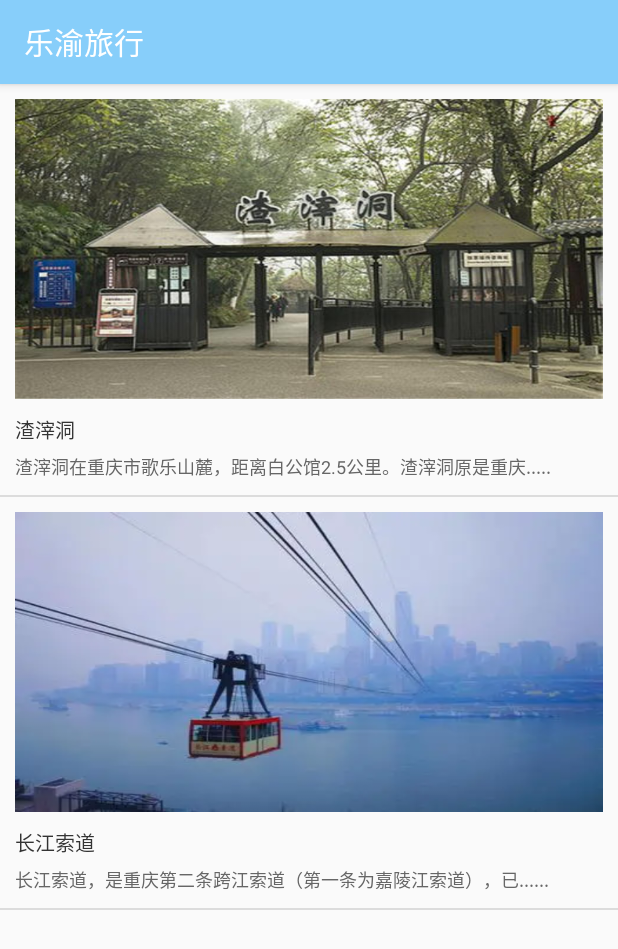
After one commit to watchw/leyulvxing, an Android app: the CollectionActivity screen opened directly, with no data from a screen before it, on a phone screen of 412 x 824 dp. The commit adds this screen. Shown: the top 949 px of the screen. Run offline under Robolectric (Android 15) with nearby library versions, the phone set to English and light mode, and no system bars; our stand-ins replace ButterKnife.

Commit message:
collection

```diff
--- a/app/src/main/AndroidManifest.xml
+++ b/app/src/main/AndroidManifest.xml
@@ -9,6 +9,9 @@
         android:roundIcon="@mipmap/ic_launcher_round"
         android:supportsRtl="true"
         android:theme="@style/AppTheme">
+        <activity
+            android:name=".Collection.CollectionActivity"
+            android:exported="false" />
         <activity
             android:name=".Life.LifeDetailActivity"
             android:exported="false" />
@@ -38,8 +41,8 @@
         </activity>
         <activity android:name=".Life.life_second" />
     </application>
+    <uses-permission android:name="android.permission.CALL_PHONE" />
+
     <uses-permission android:name="android.permission.INTERNET" />
 
-    <uses-permission android:name="android.permission.CALL_PHONE" />
-
 </manifest>
--- /dev/null
+++ b/app/src/main/java/com/example/qimo/Collection/CollectionActivity.java
@@ -0,0 +1,55 @@
+package com.example.qimo.Collection;
+
+import android.content.Context;
+import android.content.Intent;
+import android.os.Bundle;
+import android.view.View;
+import android.widget.AdapterView;
+import android.widget.ListView;
+
+import com.example.qimo.Base.BaseActivity;
+import com.example.qimo.Life.LifeAdapter;
+import com.example.qimo.Life.LifeDetailActivity;
+import com.example.qimo.Model.ScenicSpot;
+import com.example.qimo.Promotion.activity_second;
+import com.example.qimo.R;
+import com.example.qimo.Tools.DataTools;
+
+import java.util.ArrayList;
+
+import butterknife.BindView;
+import butterknife.ButterKnife;
+
+public class CollectionActivity extends BaseActivity {
+
+    @BindView(R.id.list_view)
+    ListView listView;
+
+    private ArrayList<ScenicSpot> list;
+    private CollectionAdapter adapter;
+
+    @Override
+    public int bindContentView() {
+        return R.layout.activity_collection;
+    }
+
+    @Override
+    public void initActivity() {
+        list = DataTools.getCollectionPromotionRecommendation();
+        adapter = new CollectionAdapter(this);
+        adapter.setData(list);
+        listView.setAdapter(adapter);
+
+        Context self = this;
+        listView.setOnItemClickListener(new AdapterView.OnItemClickListener() {
+            @Override
+            public void onItemClick(AdapterView<?> parent, View view, int position, long id) {
+                Intent intent = new Intent();
+                intent.setClass(self, activity_second.class);
+                intent.putExtra("data", list.get(position));
+                startActivity(intent);
+            }
+        });
+    }
+
+}
--- /dev/null
+++ b/app/src/main/java/com/example/qimo/Collection/CollectionAdapter.java
@@ -0,0 +1,68 @@
+package com.example.qimo.Collection;
+
+import android.content.Context;
+import android.view.LayoutInflater;
+import android.view.View;
+import android.view.ViewGroup;
+import android.widget.BaseAdapter;
+
+import com.example.qimo.Model.ScenicSpot;
+
+import java.util.ArrayList;
+
+/**
+ * @ProjectName: qimo
+ * @Package: com.example.qimo.Collection
+ * @ClassName: CollectionAdapter
+ * @Description: java类作用描述
+ * @Author: xiang xia
+ * @CreateDate: 2022/5/7 20:13
+ * @UpdateUser: 更新者
+ * @UpdateDate: 2022/5/7 20:13
+ * @UpdateRemark: 更新说明
+ * @Version: 1.0.0
+ */
+public class CollectionAdapter extends BaseAdapter {
+    private ArrayList<ScenicSpot> list = new ArrayList<>();
+    private Context mContext;
+    private LayoutInflater mInflater;
+
+    public CollectionAdapter(Context context) {
+        this.mContext = context;
+        this.mInflater = LayoutInflater.from(context);
+    }
+
+    public void setData(ArrayList<ScenicSpot> list) {
+        this.list = list;
+        notifyDataSetChanged();
+    }
+
+    @Override
+    public int getCount() {
+        return list.size();
+    }
+
+    @Override
+    public Object getItem(int position) {
+        return list.get(position);
+    }
+
+    @Override
+    public long getItemId(int position) {
+        return position;
+    }
+
+    @Override
+    public View getView(int position, View convertView, ViewGroup parent) {
+        CollectionViewHolder viewHolder;
+        if (convertView == null) {
+            convertView = CollectionViewHolder.defaultView(parent);
+            viewHolder = new CollectionViewHolder(convertView, parent.getContext());
+            convertView.setTag(viewHolder);
+        } else {
+            viewHolder = (CollectionViewHolder) convertView.getTag();
+        }
+        viewHolder.setData(list.get(position));
+        return convertView;
+    }
+}
--- /dev/null
+++ b/app/src/main/java/com/example/qimo/Collection/CollectionViewHolder.java
@@ -0,0 +1,58 @@
+package com.example.qimo.Collection;
+
+import android.content.Context;
+import android.view.View;
+import android.view.ViewGroup;
+import android.widget.ImageView;
+import android.widget.TextView;
+
+import com.example.qimo.Base.BaseViewHolder;
+import com.example.qimo.Model.ScenicSpot;
+import com.example.qimo.R;
+import com.example.qimo.Tools.Tools;
+
+import androidx.annotation.NonNull;
+import butterknife.BindView;
+
+/**
+ * @ProjectName: qimo
+ * @Package: com.example.qimo.Promotion
+ * @ClassName: CollectionViewHolder
+ * @Description: java类作用描述
+ * @Author: xiang xia
+ * @CreateDate: 2022/5/7 20:15
+ * @UpdateUser: 更新者
+ * @UpdateDate: 2022/5/7 20:15
+ * @UpdateRemark: 更新说明
+ * @Version: 1.0.0
+ */
+public class CollectionViewHolder extends BaseViewHolder<ScenicSpot> {
+
+    @BindView(R.id.home_img)
+    ImageView homeImg;
+    @BindView(R.id.home_title_text)
+    TextView homeTitleText;
+    @BindView(R.id.home_content_text)
+    TextView homeContentText;
+
+    public static View defaultView(@NonNull ViewGroup parent) {
+        View view = Tools.defaultView(parent, R.layout.home_item);
+        return view;
+    }
+
+    public CollectionViewHolder(View view, Context context) {
+        super(view, context);
+    }
+
+    @Override
+    public void initView() {
+
+    }
+
+    @Override
+    public void updateView() {
+        homeImg.setImageResource(model.img);
+        homeTitleText.setText(model.title);
+        homeContentText.setText(model.subtitle);
+    }
+}
--- a/app/src/main/java/com/example/qimo/Life/life_second.java
+++ b/app/src/main/java/com/example/qimo/Life/life_second.java
@@ -50,7 +50,6 @@ public class life_second extends AppCompatActivity {
         lifeSecondListview.setOnItemClickListener(new AdapterView.OnItemClickListener() {
             @Override
             public void onItemClick(AdapterView<?> parent, View view, int position, long id) {
-                Log.i("position123", String.valueOf(position));
                 Intent intent = new Intent();
                 intent.setClass(self, LifeDetailActivity.class);
                 intent.putExtra("data", list.get(position));
--- a/app/src/main/java/com/example/qimo/Mine/MineFragment.java
+++ b/app/src/main/java/com/example/qimo/Mine/MineFragment.java
@@ -12,6 +12,7 @@ import android.widget.TextView;
 import android.widget.Toast;
 
 import com.example.qimo.Base.BaseFragment;
+import com.example.qimo.Collection.CollectionActivity;
 import com.example.qimo.Login.LoginActivity;
 import com.example.qimo.R;
 import com.example.qimo.Tools.DataTools;
@@ -80,7 +81,8 @@ public class MineFragment extends BaseFragment {
     }
 
     private void toCollection() {
-
+        Intent intent = new Intent(getActivity(), CollectionActivity.class);
+        startActivity(intent);
     }
 
     private void toCache() {
--- a/app/src/main/java/com/example/qimo/Tools/DataTools.java
+++ b/app/src/main/java/com/example/qimo/Tools/DataTools.java
@@ -111,6 +111,25 @@ public class DataTools {
         list.add(new Banner("大足石刻", R.drawable.dazushike));
         list.add(new Banner("白帝城", R.drawable.baidicheng));
         list.add(new Banner("解放碑", R.drawable.jiefangbei));
+        return list;
+    }
+
+    public static ArrayList<ScenicSpot> getCollectionPromotionRecommendation() {
+        ArrayList<ScenicSpot> list = new ArrayList<ScenicSpot>();
+        if (true) {
+            ScenicSpot scenicSpot = new ScenicSpot();
+            scenicSpot.title = "渣滓洞";
+            scenicSpot.subtitle = "渣滓洞在重庆市歌乐山麓，距离白公馆2.5公里。渣滓洞原是重庆.....";
+            scenicSpot.img = R.drawable.zazidong;
+            list.add(scenicSpot);
+        }
+        if (true) {
+            ScenicSpot scenicSpot = new ScenicSpot();
+            scenicSpot.title = "长江索道";
+            scenicSpot.subtitle = "长江索道，是重庆第二条跨江索道（第一条为嘉陵江索道），已......";
+            scenicSpot.img = R.drawable.chongjiangsuodao;
+            list.add(scenicSpot);
+        }
         return list;
     }
 
--- /dev/null
+++ b/app/src/main/res/layout/activity_collection.xml
@@ -0,0 +1,15 @@
+<?xml version="1.0" encoding="utf-8"?>
+<androidx.constraintlayout.widget.ConstraintLayout xmlns:android="http://schemas.android.com/apk/res/android"
+    xmlns:app="http://schemas.android.com/apk/res-auto"
+    xmlns:tools="http://schemas.android.com/tools"
+    android:layout_width="match_parent"
+    android:layout_height="match_parent"
+    tools:context=".Collection.CollectionActivity">
+
+    <ListView
+        android:id="@+id/list_view"
+        android:layout_width="match_parent"
+        android:layout_height="match_parent">
+    </ListView>
+
+</androidx.constraintlayout.widget.ConstraintLayout>
--- a/app/src/main/res/layout/life_second.xml
+++ b/app/src/main/res/layout/life_second.xml
@@ -56,7 +56,7 @@
 
     <ListView
         android:id="@+id/life_second_listview"
-        android:layout_width="wrap_content"
+        android:layout_width="match_parent"
         android:layout_height="1500dp"
         android:layout_below="@+id/search_view">
     </ListView>
```
